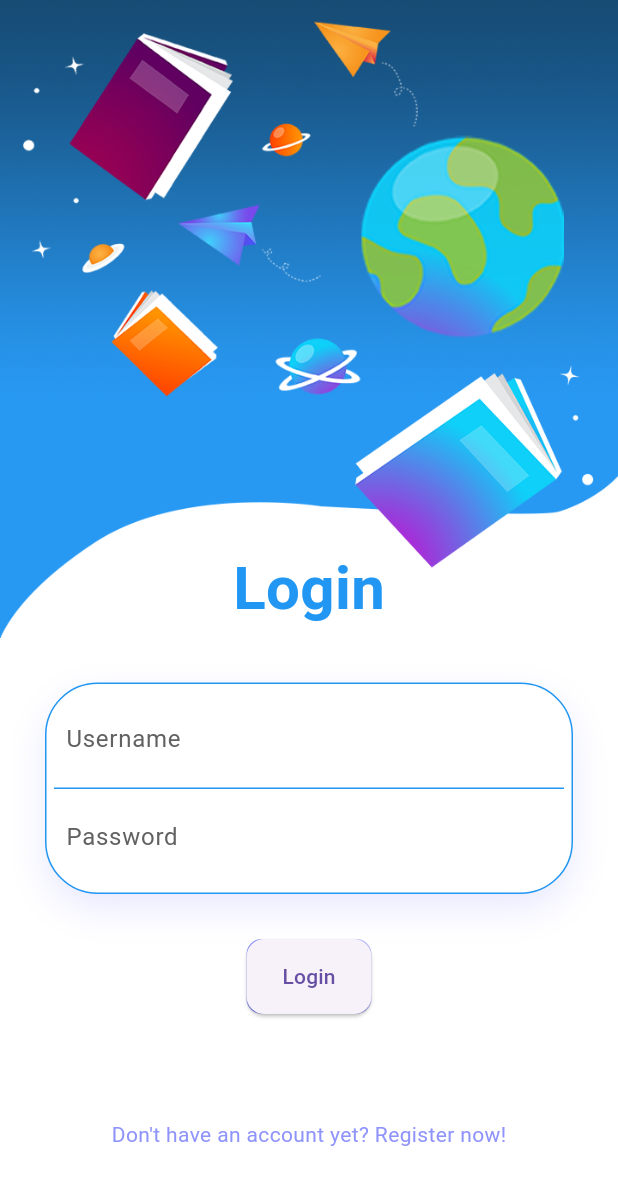
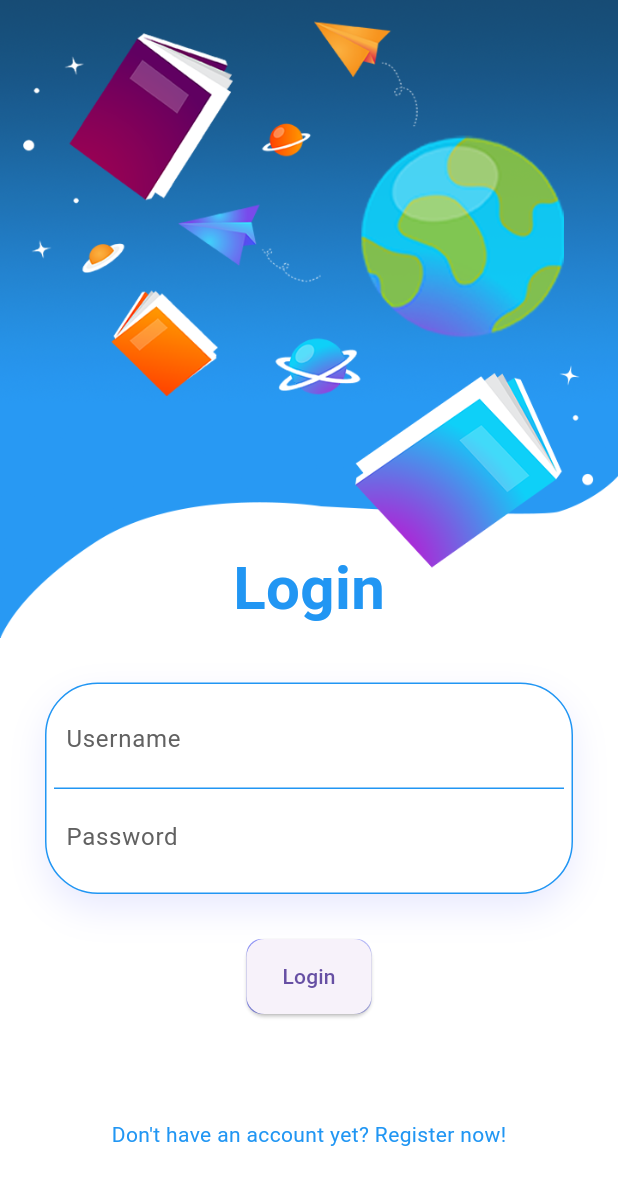
Before and after one commit to D06-PBP-2023-2024/tugas-uas, a Flutter app: the screen it shows after launch, on a phone screen of 412 x 824 dp. Shown: the top 1185 px of the screen. Run offline on Flutter 3.47's test engine with Material 3 defaults, Android fonts, the phone set to English and light mode, and no system bars; our stand-ins replace animate_do; missing offline and left inert: pbp_django_auth.

Commit message:
merging bro

```diff
--- a/lib/screen/login.dart
+++ b/lib/screen/login.dart
@@ -226,7 +226,7 @@ class LoginPageState extends State<LoginPage> {
                         child: Text(
                           "Don't have an account yet? Register now!",
                           style: TextStyle(
-                            color: Color.fromRGBO(143, 148, 251, 1),
+                            color: Colors.blue,
                           ),
                         ),
                       ),
```
